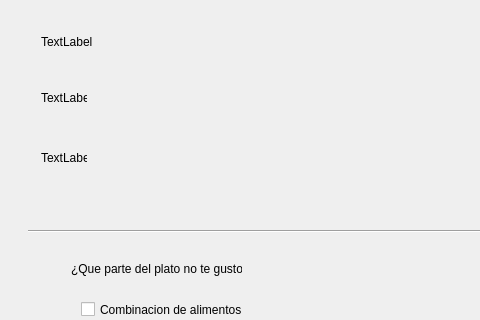
jesusgp22/Icemart, file sugestionwidget.ui: the form before one commit; both pictures show x 0 to 480 and y 0 to 320 of the 654 by 486 pixel window.
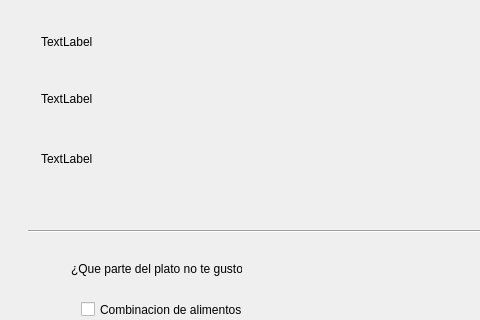
The form after the commit. The open tabs and pages were chosen to show the change.

The edit to the form file:
```diff
--- a/sugestionwidget.ui
+++ b/sugestionwidget.ui
@@ -53,8 +53,8 @@
         <rect>
          <x>30</x>
          <y>80</y>
-         <width>46</width>
-         <height>13</height>
+         <width>121</width>
+         <height>16</height>
         </rect>
        </property>
        <property name="text">
@@ -66,8 +66,8 @@
         <rect>
          <x>30</x>
          <y>140</y>
-         <width>46</width>
-         <height>13</height>
+         <width>121</width>
+         <height>16</height>
         </rect>
        </property>
        <property name="text">
```
Left out of the diff: 2 changed lines with no effect on the pictures.
